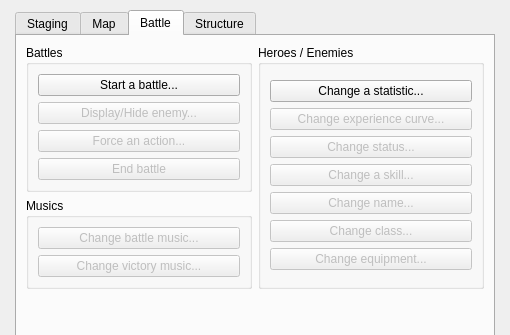
Qt form Editor/Dialogs/dialogcommands.ui (RPG-Paper-Maker/RPG-Paper-Maker) before a commit; both pictures show x 0 to 510 and y 0 to 335 of the 510 by 600 pixel window.
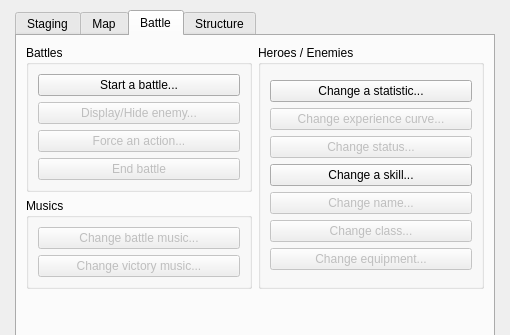
The same form after that commit. The open tabs and pages were chosen to show the change.

Diff of the .ui file:
```diff
--- a/Editor/Dialogs/dialogcommands.ui
+++ b/Editor/Dialogs/dialogcommands.ui
@@ -744,7 +744,7 @@
               <item>
                <widget class="QPushButton" name="pushButtonChangeSkill">
                 <property name="enabled">
-                 <bool>false</bool>
+                 <bool>true</bool>
                 </property>
                 <property name="text">
                  <string>Change a skill...</string>
```
